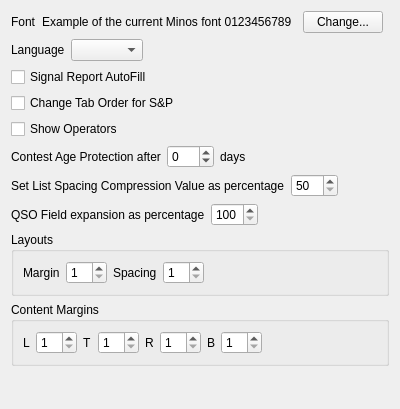
Above: mqt/MqtLogger/DisplayOptions.ui from Rsclub22/Minos2-Mirror before the change. Below: the same form after it.
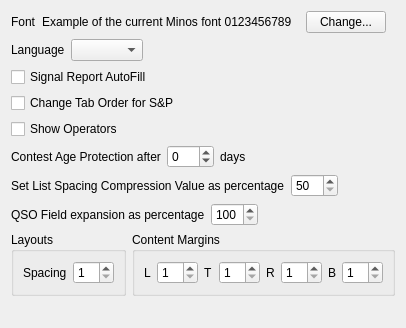
That is the form after the change.

Diff of the .ui file:
```diff
--- a/mqt/MqtLogger/DisplayOptions.ui
+++ b/mqt/MqtLogger/DisplayOptions.ui
@@ -6,8 +6,8 @@
    <rect>
     <x>0</x>
     <y>0</y>
-    <width>400</width>
-    <height>409</height>
+    <width>394</width>
+    <height>328</height>
    </rect>
   </property>
   <property name="windowTitle">
@@ -252,28 +252,13 @@
     </layout>
    </item>
    <item>
+    <layout class="QHBoxLayout" name="horizontalLayout_10">
+     <item>
     <widget class="QGroupBox" name="groupBox">
      <property name="title">
       <string>Layouts</string>
      </property>
      <layout class="QHBoxLayout" name="horizontalLayout_8">
-      <item>
-       <widget class="QLabel" name="label_8">
-        <property name="text">
-         <string>Margin</string>
-        </property>
-       </widget>
-      </item>
-      <item>
-       <widget class="QSpinBox" name="lm">
-        <property name="minimum">
-         <number>1</number>
-        </property>
-        <property name="maximum">
-         <number>10</number>
-        </property>
-       </widget>
-      </item>
       <item>
        <widget class="QLabel" name="label_9">
         <property name="text">
@@ -396,6 +381,8 @@
       </item>
      </layout>
     </widget>
+     </item>
+    </layout>
    </item>
    <item>
     <spacer name="verticalSpacer">
```
Lines whose indentation alone changed are shown as unchanged.
